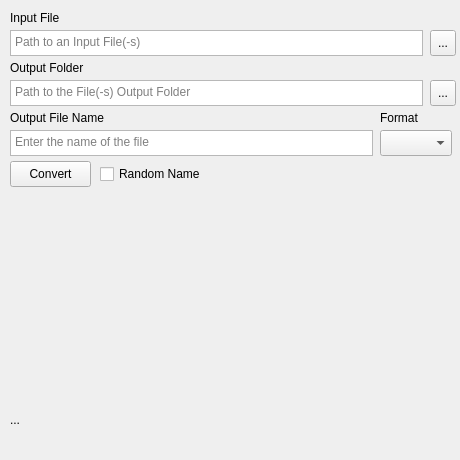
Old version of the form project/mainwindow.ui in the repository anthes1s/tengu.
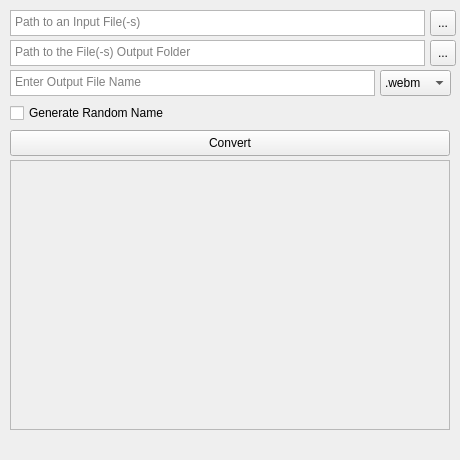
New version of the form. Icons and pictures are not drawn.

Diff of the .ui file:
```diff
--- a/project/mainwindow.ui
+++ b/project/mainwindow.ui
@@ -2,9 +2,6 @@
 <ui version="4.0">
  <class>MainWindow</class>
  <widget class="QMainWindow" name="MainWindow">
-  <property name="enabled">
-   <bool>true</bool>
-  </property>
   <property name="geometry">
    <rect>
     <x>0</x>
@@ -14,11 +11,23 @@
    </rect>
   </property>
   <property name="sizePolicy">
-   <sizepolicy hsizetype="Ignored" vsizetype="Ignored">
+   <sizepolicy hsizetype="Fixed" vsizetype="Fixed">
     <horstretch>0</horstretch>
     <verstretch>0</verstretch>
    </sizepolicy>
   </property>
+  <property name="minimumSize">
+   <size>
+    <width>460</width>
+    <height>460</height>
+   </size>
+  </property>
+  <property name="maximumSize">
+   <size>
+    <width>460</width>
+    <height>460</height>
+   </size>
+  </property>
   <property name="windowTitle">
    <string>simple-converter</string>
   </property>
@@ -31,179 +40,135 @@
     <property name="geometry">
      <rect>
       <x>10</x>
-      <y>30</y>
-      <width>413</width>
+      <y>10</y>
+      <width>415</width>
       <height>26</height>
      </rect>
     </property>
-    <property name="readOnly">
-     <bool>true</bool>
-    </property>
     <property name="placeholderText">
      <string>Path to an Input File(-s)</string>
     </property>
    </widget>
-   <widget class="QToolButton" name="openInputFileDialog">
-    <property name="geometry">
-     <rect>
-      <x>430</x>
-      <y>30</y>
-      <width>26</width>
-      <height>26</height>
-     </rect>
-    </property>
-    <property name="text">
-     <string>...</string>
-    </property>
-   </widget>
-   <widget class="QTextEdit" name="pathToOutputFolder">
+   <widget class="QTextEdit" name="TE_outputFolder">
     <property name="geometry">
      <rect>
       <x>10</x>
-      <y>80</y>
-      <width>413</width>
+      <y>40</y>
+      <width>415</width>
       <height>26</height>
      </rect>
     </property>
-    <property name="readOnly">
-     <bool>true</bool>
-    </property>
     <property name="placeholderText">
      <string>Path to the File(-s) Output Folder</string>
     </property>
    </widget>
-   <widget class="QToolButton" name="openInputFolderDialog">
-    <property name="geometry">
-     <rect>
-      <x>430</x>
-      <y>80</y>
-      <width>26</width>
-      <height>26</height>
-     </rect>
-    </property>
-    <property name="text">
-     <string>...</string>
-    </property>
-   </widget>
-   <widget class="QTextEdit" name="fileName">
+   <widget class="QTextEdit" name="TE_outputFileName">
     <property name="geometry">
      <rect>
       <x>10</x>
-      <y>130</y>
-      <width>363</width>
+      <y>70</y>
+      <width>365</width>
       <height>26</height>
      </rect>
     </property>
     <property name="placeholderText">
-     <string>Enter the name of the file</string>
+     <string>Enter Output File Name</string>
     </property>
    </widget>
-   <widget class="QPushButton" name="buttonConvert">
+   <widget class="QComboBox" name="CB_outputFileFormat">
     <property name="geometry">
      <rect>
-      <x>10</x>
-      <y>161</y>
-      <width>81</width>
-      <height>26</height>
-     </rect>
-    </property>
-    <property name="text">
-     <string>Convert</string>
-    </property>
-   </widget>
-   <widget class="QLabel" name="label">
-    <property name="geometry">
-     <rect>
-      <x>10</x>
-      <y>410</y>
-      <width>441</width>
-      <height>20</height>
-     </rect>
-    </property>
-    <property name="text">
-     <string>...</string>
-    </property>
-   </widget>
-   <widget class="QComboBox" name="formatList">
-    <property name="geometry">
-     <rect>
       <x>380</x>
-      <y>130</y>
-      <width>72</width>
-      <height>26</height>
-     </rect>
-    </property>
-    <property name="currentText">
-     <string/>
-    </property>
-   </widget>
-   <widget class="QLabel" name="label_2">
-    <property name="geometry">
-     <rect>
-      <x>10</x>
-      <y>110</y>
-      <width>361</width>
-      <height>16</height>
-     </rect>
-    </property>
-    <property name="text">
-     <string>Output File Name</string>
-    </property>
-   </widget>
-   <widget class="QLabel" name="label_3">
-    <property name="geometry">
-     <rect>
-      <x>10</x>
-      <y>60</y>
-      <width>441</width>
-      <height>16</height>
-     </rect>
-    </property>
-    <property name="text">
-     <string>Output Folder</string>
-    </property>
-   </widget>
-   <widget class="QLabel" name="label_4">
-    <property name="geometry">
-     <rect>
-      <x>380</x>
-      <y>110</y>
+      <y>70</y>
       <width>71</width>
-      <height>16</height>
+      <height>26</height>
      </rect>
     </property>
-    <property name="text">
-     <string>Format</string>
-    </property>
+    <item>
+     <property name="text">
+      <string>.webm</string>
+     </property>
+    </item>
+    <item>
+     <property name="text">
+      <string>.mp4</string>
+     </property>
+    </item>
    </widget>
-   <widget class="QLabel" name="label_5">
+   <widget class="QToolButton" name="OD_inputFiles">
     <property name="geometry">
      <rect>
-      <x>10</x>
+      <x>430</x>
       <y>10</y>
-      <width>49</width>
-      <height>16</height>
+      <width>26</width>
+      <height>26</height>
      </rect>
     </property>
     <property name="text">
-     <string>Input File</string>
+     <string>...</string>
     </property>
    </widget>
-   <widget class="QCheckBox" name="checkBox">
+   <widget class="QToolButton" name="OD_outputFolder">
     <property name="geometry">
      <rect>
-      <x>100</x>
-      <y>161</y>
-      <width>351</width>
+      <x>430</x>
+      <y>40</y>
+      <width>26</width>
       <height>26</height>
      </rect>
     </property>
     <property name="text">
-     <string>Random Name</string>
+     <string>...</string>
     </property>
-    <property name="checked">
-     <bool>false</bool>
+   </widget>
+   <widget class="QCheckBox" name="GEN_randomName">
+    <property name="geometry">
+     <rect>
+      <x>10</x>
+      <y>100</y>
+      <width>440</width>
+      <height>26</height>
+     </rect>
     </property>
+    <property name="text">
+     <string>Generate Random Name</string>
+    </property>
+   </widget>
+   <widget class="QPushButton" name="PB_beginConvert">
+    <property name="geometry">
+     <rect>
+      <x>10</x>
+      <y>130</y>
+      <width>440</width>
+      <height>26</height>
+     </rect>
+    </property>
+    <property name="text">
+     <string>Convert</string>
+    </property>
+   </widget>
+   <widget class="QScrollArea" name="scrollArea">
+    <property name="geometry">
+     <rect>
+      <x>10</x>
+      <y>160</y>
+      <width>440</width>
+      <height>270</height>
+     </rect>
+    </property>
+    <property name="widgetResizable">
+     <bool>true</bool>
+    </property>
+    <widget class="QWidget" name="scrollAreaWidgetContents">
+     <property name="geometry">
+      <rect>
+       <x>0</x>
+       <y>0</y>
+       <width>438</width>
+       <height>268</height>
+      </rect>
+     </property>
+    </widget>
    </widget>
   </widget>
   <widget class="QMenuBar" name="menubar">
```
Left out of the diff: 8 changed lines with no effect on the pictures.
